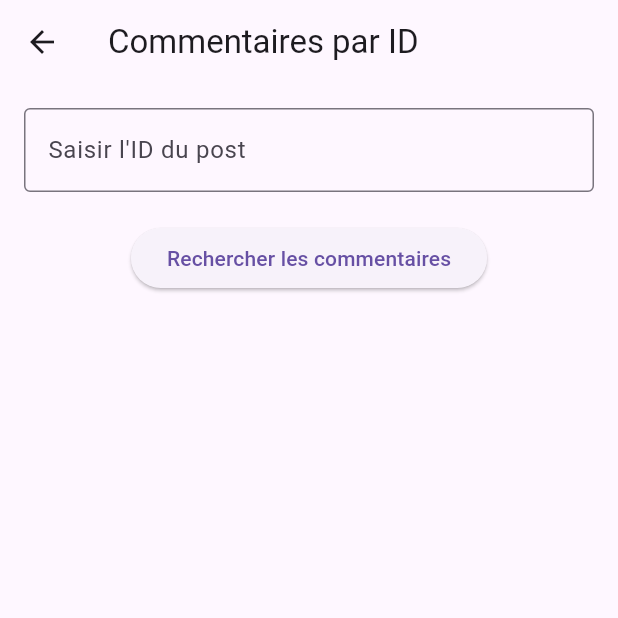
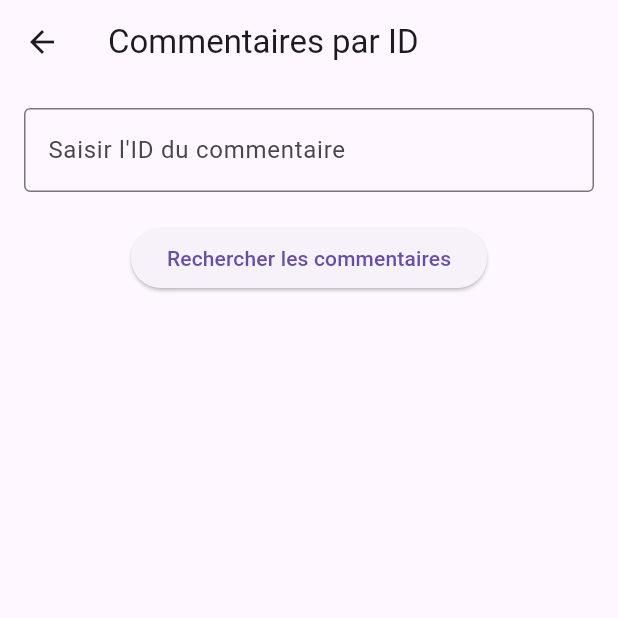
Before and after one commit to Randy0410/flutter_sujet1, a Flutter app: the CommentByIdScreen screen opened by its route, on a phone screen of 412 x 824 dp, the top half of it. Run offline on Flutter 3.47's test engine with Material 3 defaults, Android fonts, the phone set to English and light mode, and no system bars.

Commit message:
fix:nameLabel

```diff
--- a/lib/screens/comment_by_id_screen.dart
+++ b/lib/screens/comment_by_id_screen.dart
@@ -46,7 +46,7 @@ class _CommentByIdScreenState extends State<CommentByIdScreen> {
             TextField(
               controller: idController,
               decoration: const InputDecoration(
-                labelText: 'Saisir l\'ID du post',
+                labelText: 'Saisir l\'ID du commentaire',
                 border: OutlineInputBorder(),
               ),
               keyboardType: TextInputType.number,
```
